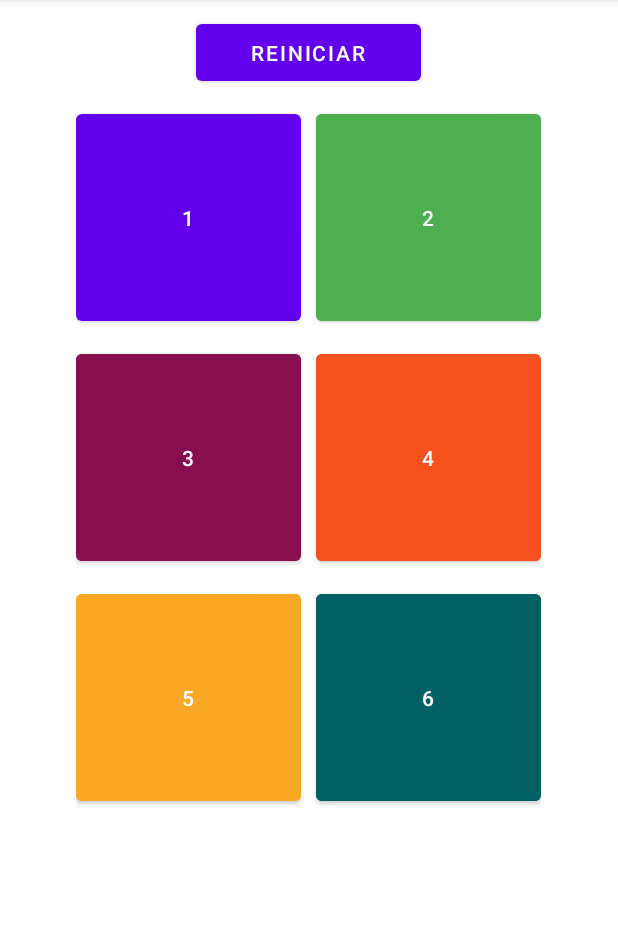
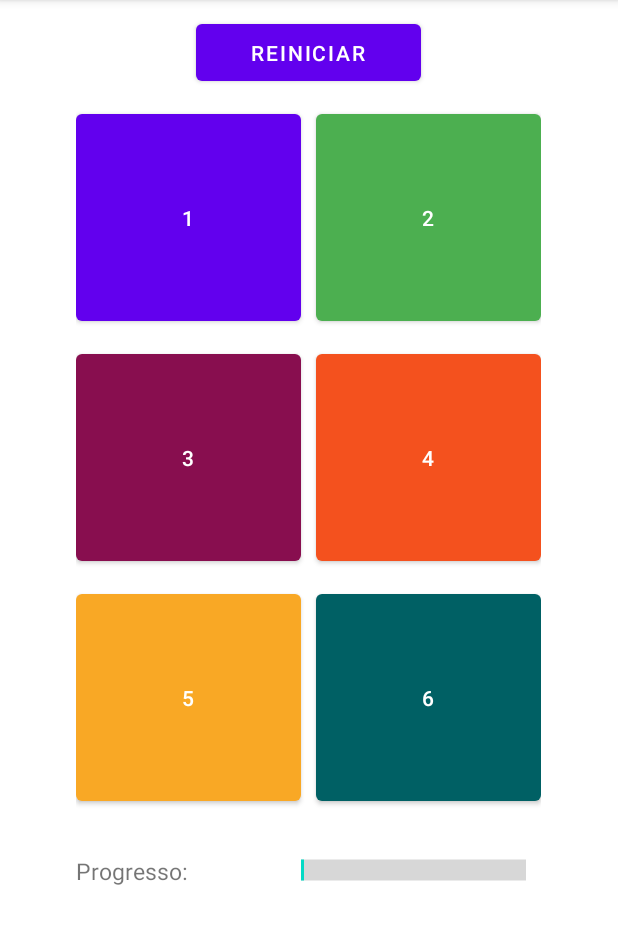
Before and after one commit to RamonGiovane/MemorizationGame, an Android app: the screen it shows after launch (MainActivity), after a tap on "REINICIAR", on a phone screen of 412 x 824 dp, the part 84-1028 px from its top. Run offline under Robolectric (Android 15) with nearby library versions, the phone set to English and light mode, and no system bars.

Commit message:
Restart button, win message, background color

```diff
--- a/app/src/main/java/com/example/myapplication/MainActivity.java
+++ b/app/src/main/java/com/example/myapplication/MainActivity.java
@@ -1,15 +1,12 @@
 package com.example.myapplication;
 
-import android.app.Activity;
-import android.graphics.drawable.ColorDrawable;
+import android.graphics.Color;
 import android.os.Bundle;
+import android.util.Log;
 import android.view.View;
 import android.widget.Button;
-import android.widget.GridLayout;
-import android.widget.TextView;
 
 import androidx.appcompat.app.AppCompatActivity;
-import androidx.core.content.ContextCompat;
 
 import java.util.ArrayList;
 import java.util.List;
@@ -30,23 +27,59 @@ public class MainActivity extends AppCompatActivity {
         GenerateNumbers();
     }
 
+    private void SetWin(boolean enable){
+
+        int id = getResources().getIdentifier("win_title", "id", getPackageName());
+        findViewById(id).setVisibility(enable ? View.VISIBLE : View.GONE);
+
+        id = getResources().getIdentifier("win_text", "id", getPackageName());
+        findViewById(id).setVisibility(enable ? View.VISIBLE : View.GONE);
+    }
+
+    public void Restart(View view){
+        correctNumbers = 0;
+        GenerateNumbers();
+
+        SetWin(false);
+
+        for (int i = 1; i <= 6; i++) {
+            int id = getResources().getIdentifier("button"+i, "id", getPackageName());
+            Button button = (Button) findViewById(id);
+            button.setVisibility(View.VISIBLE);
+        }
+
+        ChangeBackgroundColor(view,  getResources().getString(R.string.color_neutral));
+    }
+
+    private void ChangeBackgroundColor(final View someView, String color) {
+        // Find the root view
+        View root = someView.getRootView();
+
+        Log.d("color", color);
+        // Set the color
+        root.setBackgroundColor(Color.parseColor(color));
+    }
+
     public void CheckNumber(View view){
 
         Button button = (Button) view;
 
         int number = Integer.parseInt(button.getText().toString());
 
-        //int colorNumber = ((ColorDrawable) button.getBackground()).getColor();
 
 
         if(number == sequence.get(correctNumbers)){
-            GridLayout gl = (GridLayout) findViewById(R.id.gridLayout);
-          //  gl.setBackgroundColor(colorNumber);
+
+            ChangeBackgroundColor(view, getResources().getString(
+                    getResources().getIdentifier("color" + number, "string", getPackageName())));
 
             view.setVisibility(View.INVISIBLE);
 
             correctNumbers++;
         }
+
+        if(correctNumbers == 6)
+            SetWin(true);
     }
 
     private void GenerateNumbers(){
--- a/app/src/main/res/layout/activity_main.xml
+++ b/app/src/main/res/layout/activity_main.xml
@@ -13,7 +13,7 @@
         <Button
             android:id="@+id/buttonrestart"
             android:text="@string/reiniciar"
-        android:onClick="CheckNumber"
+            android:onClick="Restart"
             android:layout_marginTop="10dp"
             android:layout_marginLeft="80dp"
             android:layout_columnSpan="2"
@@ -21,13 +21,40 @@
             android:layout_width="150dp"
             android:layout_marginStart="80dp" />
 
+
+        <TextView
+            android:id="@+id/win_title"
+            android:text="@string/win_title"
+            android:textSize="32dp"
+            android:layout_columnSpan="2"
+            android:layout_marginTop="80dp"
+            android:layout_marginLeft="80dp"
+            android:layout_width="150dp"
+
+            android:visibility="gone"
+            />
+
+        <TextView
+            android:id="@+id/win_text"
+            android:text="@string/win_text"
+            android:textSize="20dp"
+            android:layout_columnSpan="2"
+            android:layout_marginLeft="30dp"
+
+            android:visibility="gone"
+            />
+
+
+
         <Button
             android:id="@+id/button1"
             android:text="@string/_1"
+
             android:onClick="CheckNumber"
             android:layout_marginTop="10dp"
             android:layout_height="150dp"
             android:layout_width="150dp"
+
 
           />
 
@@ -35,21 +62,26 @@
             android:id="@+id/button2"
             android:text="@string/_2"
             android:onClick="CheckNumber"
-        android:backgroundTint="#4CAF50"
+            app:backgroundTint="#4CAF50"
             android:layout_marginTop="10dp"
             android:layout_marginLeft="10dp"
             android:layout_height="150dp"
             android:layout_width="150dp"
-        android:layout_marginStart="10dp" />
+            android:layout_marginStart="10dp"
+
+            />
+
 
         <Button
             android:id="@+id/button3"
             android:text="@string/_3"
             android:onClick="CheckNumber"
             android:layout_marginTop="10dp"
-        android:backgroundTint="#880E4F"
+            app:backgroundTint="#880E4F"
             android:layout_height="150dp"
-        android:layout_width="150dp"/>
+            android:layout_width="150dp"
+
+            />
 
         <Button
             android:id="@+id/button4"
@@ -57,19 +89,23 @@
             android:onClick="CheckNumber"
             android:layout_marginTop="10dp"
             android:layout_marginLeft="10dp"
-        android:backgroundTint="#F4511E"
+            app:backgroundTint="#F4511E"
             android:layout_height="150dp"
             android:layout_width="150dp"
-        android:layout_marginStart="10dp" />
+            android:layout_marginStart="10dp"
+
+            />
 
         <Button
             android:id="@+id/button5"
             android:text="@string/_5"
             android:onClick="CheckNumber"
             android:layout_marginTop="10dp"
-        android:backgroundTint="#F9A825"
+            app:backgroundTint="#F9A825"
             android:layout_height="150dp"
-        android:layout_width="150dp"/>
+            android:layout_width="150dp"
+
+            />
 
         <Button
             android:id="@+id/button6"
@@ -77,11 +113,34 @@
             android:onClick="CheckNumber"
             android:layout_marginTop="10dp"
             android:layout_marginLeft="10dp"
-        android:backgroundTint="#006064"
+            app:backgroundTint="#006064"
             android:layout_height="150dp"
             android:layout_width="150dp"
-        android:layout_marginStart="10dp" />
+            android:layout_marginStart="10dp"
+
+            />
 
 
 
+        <TextView
+            android:id="@+id/progress_text"
+            android:text="@string/progress_text"
+            android:textSize="15dp"
+            android:layout_marginTop="30dp"
+
+         />
+
+        <ProgressBar
+            android:id="@+id/progressBar"
+            style="?android:attr/progressBarStyleHorizontal"
+            android:layout_width="150dp"
+            android:layout_height="80dp"
+            android:indeterminate="false"
+            android:max="100"
+            android:minHeight="80dp"
+            android:minWidth="250dp"
+            android:scaleY="3.5"
+            android:progress="1"
+            />
+
     </GridLayout>
--- a/app/src/main/res/values/strings.xml
+++ b/app/src/main/res/values/strings.xml
@@ -7,4 +7,17 @@
     <string name="_4">4</string>
     <string name="_5">5</string>
     <string name="_6">6</string>
+    <string name="color_white">white</string>
+
+    <string name="color_neutral">#FFFFFF</string>
+    <string name="color1">#FFBB86FC</string>
+    <string name="color2">#4CAF50</string>
+    <string name="color3">#880E4F</string>
+    <string name="color4">#F4511E</string>
+    <string name="color5">#F9A825</string>
+    <string name="color6">#006064</string>
+    <string name="win_title">Parabéns!</string>
+    <string name="win_text">Você tem uma boa memória</string>
+    <string name="progress_text">Progresso:</string>
+
 </resources>
```
Lines whose indentation alone changed are shown as unchanged.
